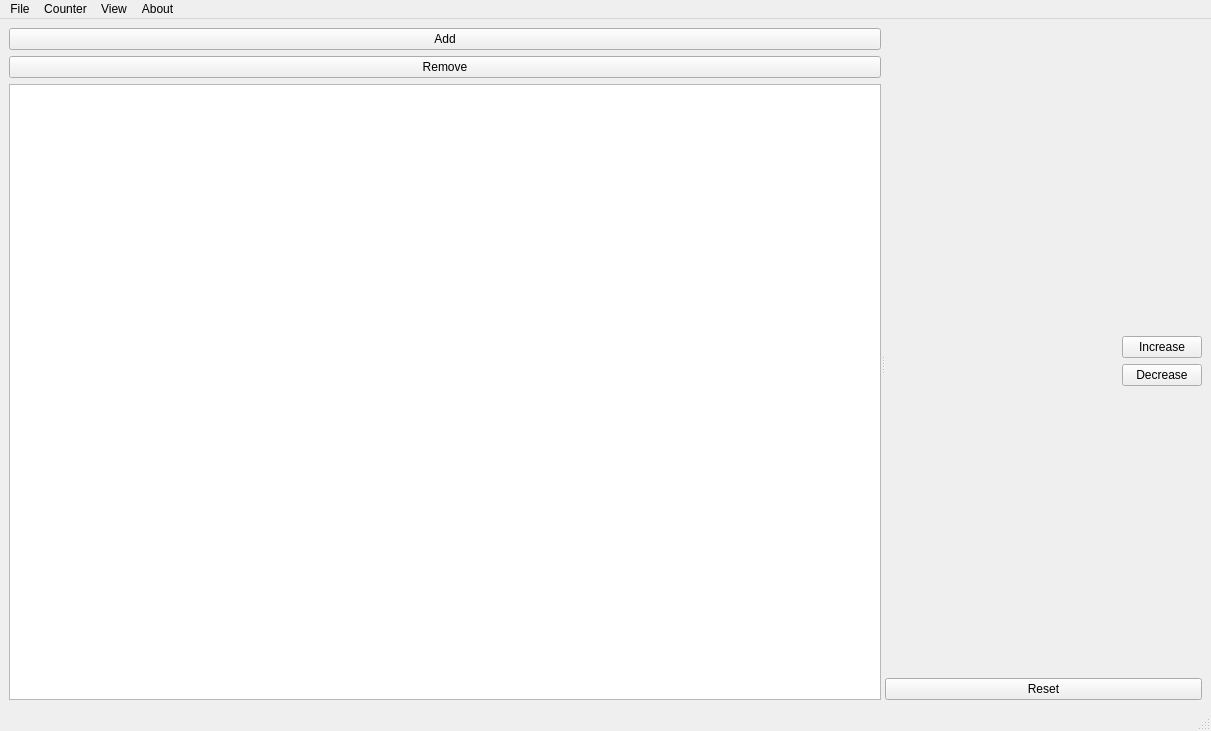
This is pcscounter/src/mainwindow.ui in N1vn0vem8er/pineconesnake as Qt 5 draws it before an edit. The edited form follows.
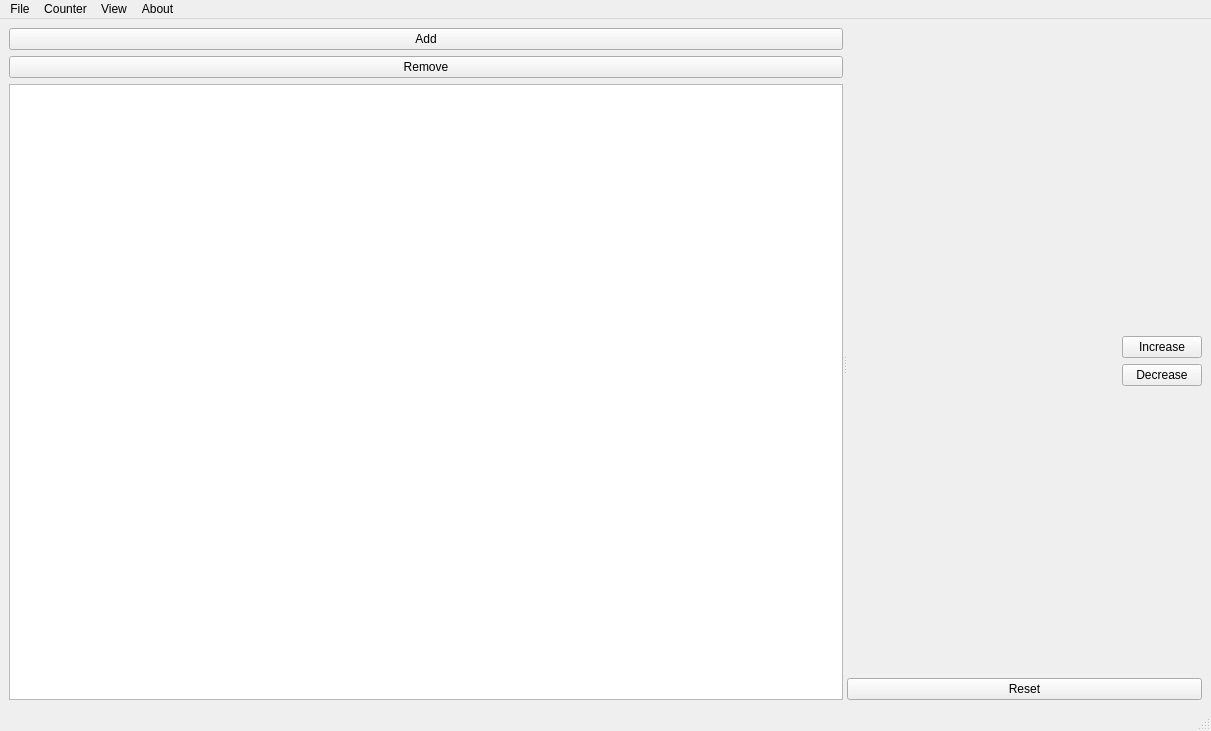
This is the edited form. Icons and pictures are not drawn.

Commit message: Added setting step

```diff
--- a/pcscounter/src/mainwindow.ui
+++ b/pcscounter/src/mainwindow.ui
@@ -82,6 +82,9 @@
          <layout class="QHBoxLayout" name="horizontalLayout" stretch="1,0">
           <item>
            <widget class="QLabel" name="counterLabel">
+            <property name="styleSheet">
+             <string notr="true">font-size: 40px;</string>
+            </property>
             <property name="text">
              <string/>
             </property>
```
Left out of the diff: 6 changed lines with no effect on the pictures. The commit also changes 2 other files.
